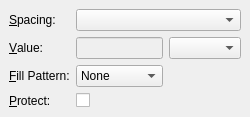
cburschka/lyx, file src/frontends/qt/ui/HSpaceUi.ui: the form before one commit.
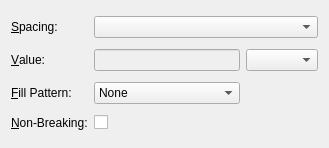
The form after the commit. Custom widgets are drawn as their Qt base class.

Commit message:
Make space names more standard
Fix for bug #12547.

- "Interword" becomes "Normal"
- "Protected" becomes "Non-Breaking"

Plus a minor fixes to the "Horizontal Space Settings" dialog:
- Indicate that when "Non-Breaking" is disabled, the space will be non-breaking

What changed in the file:
```diff
--- a/src/frontends/qt/ui/HSpaceUi.ui
+++ b/src/frontends/qt/ui/HSpaceUi.ui
@@ -1,12 +1,12 @@
 <ui version="4.0" >
  <class>HSpaceUi</class>
- <widget class="QWidget" name="HSpaceUi" >
-  <property name="geometry" >
+ <widget class="QWidget" name="HSpaceUi">
+  <property name="geometry">
    <rect>
     <x>0</x>
     <y>0</y>
-    <width>239</width>
-    <height>110</height>
+    <width>329</width>
+    <height>148</height>
    </rect>
   </property>
   <property name="windowTitle" >
@@ -15,16 +15,10 @@
   <property name="sizeGripEnabled" stdset="0" >
    <bool>true</bool>
   </property>
-  <layout class="QGridLayout" >
-   <property name="margin" >
-    <number>9</number>
-   </property>
-   <property name="spacing" >
-    <number>6</number>
-   </property>
-   <item row="2" column="1" >
-    <widget class="QComboBox" name="fillPatternCO" >
-     <property name="toolTip" >
+  <layout class="QGridLayout">
+   <item row="2" column="1">
+    <widget class="QComboBox" name="fillPatternCO">
+     <property name="toolTip">
       <string>Select a fill pattern style for HFills</string>
      </property>
      <item>
@@ -119,8 +113,8 @@
      <property name="toolTip" >
       <string/>
      </property>
-     <property name="text" >
-      <string>&amp;Protect:</string>
+     <property name="text">
+      <string>&amp;Non-Breaking:</string>
      </property>
      <property name="buddy" >
       <cstring>keepCB</cstring>
```
Left out of the diff: 87 changed lines with no effect on the pictures. The commit also changes 10 other files.
